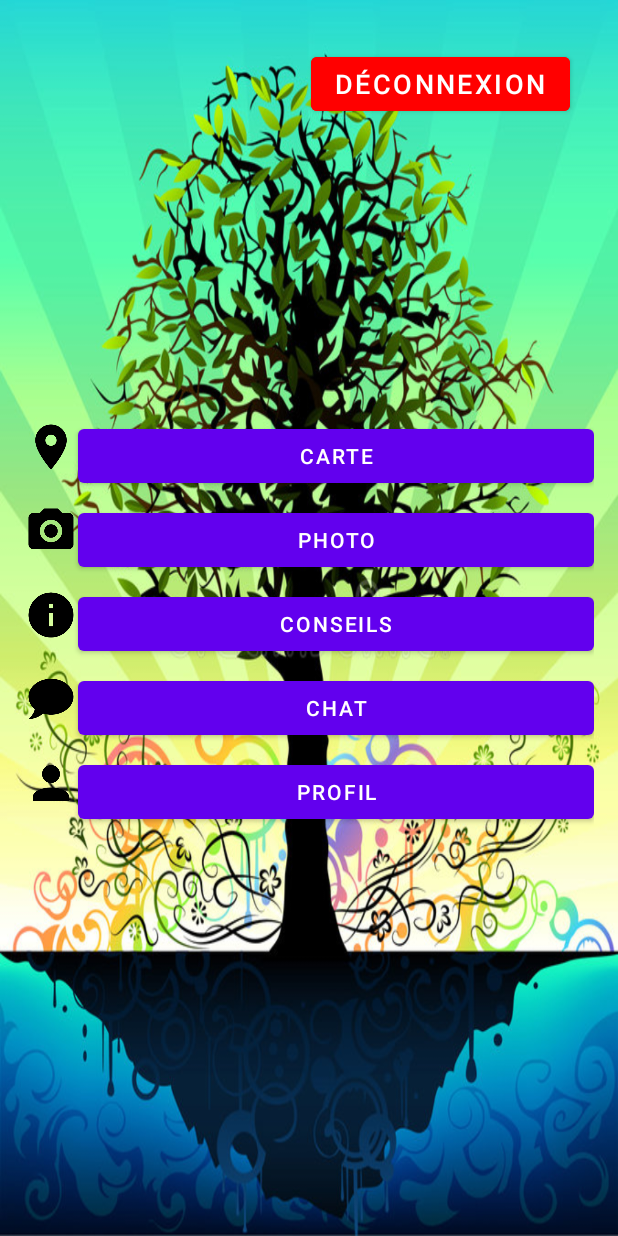
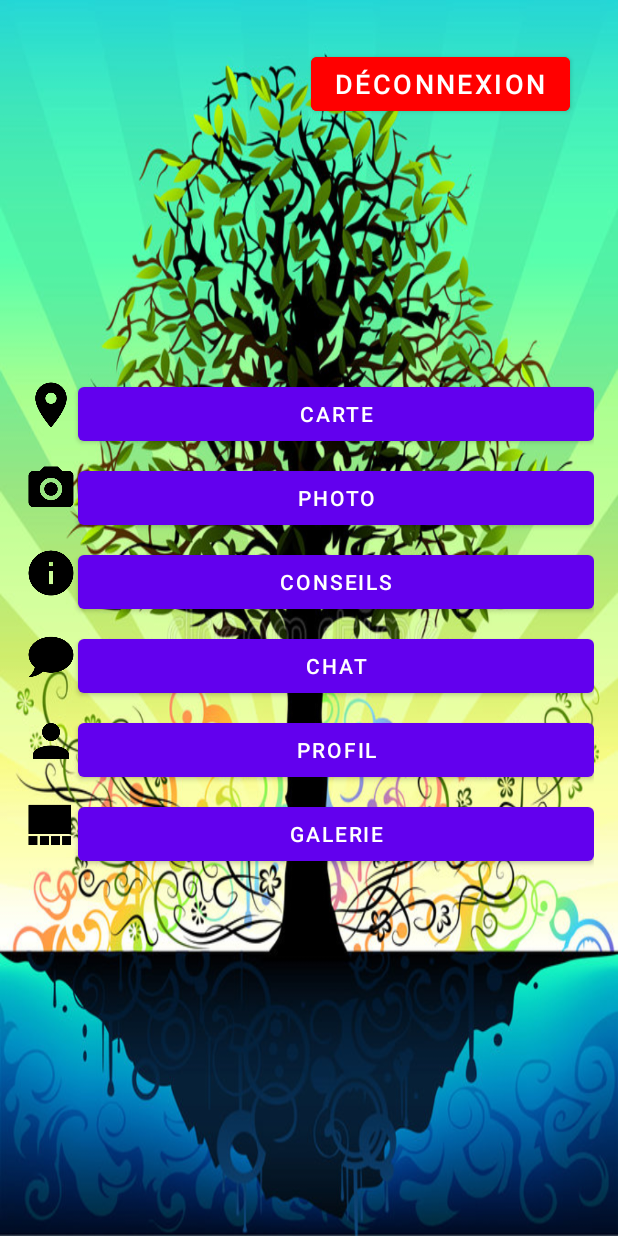
Before and after one commit to MSPR-Dev-Deploiement-IA/mobile, an Android app: the MainActivity screen opened directly, with no data from a screen before it, on a phone screen of 412 x 824 dp. Run offline under Robolectric (Android 15) with nearby library versions, the phone set to English and light mode, and no system bars.

Commit message:
commit before update files

```diff
--- a/app/src/main/java/fr/epsi/arosaje/GalleryActivity.kt
+++ b/app/src/main/java/fr/epsi/arosaje/GalleryActivity.kt
@@ -10,7 +10,6 @@ import android.widget.GridView
 import android.widget.ImageView
 import android.widget.ListAdapter
 import androidx.appcompat.app.AppCompatActivity
-import java.io.FileInputStream
 
 class GalleryActivity : AppCompatActivity() {
 
--- a/app/src/main/java/fr/epsi/arosaje/MainActivity.kt
+++ b/app/src/main/java/fr/epsi/arosaje/MainActivity.kt
@@ -30,6 +30,7 @@ class MainActivity : AppCompatActivity() {
         val conseilsButton: Button = findViewById(R.id.conseils_button)
         val chatButton: Button = findViewById(R.id.chat_button)
         val profilButton: Button = findViewById(R.id.profil_button)
+        val galleryButton: Button = findViewById(R.id.gallery_button)
 
         chatButton.setOnClickListener {
             val intent = Intent(this, ChatActivity::class.java)
@@ -65,7 +66,12 @@ class MainActivity : AppCompatActivity() {
         }
 
         profilButton.setOnClickListener {
-            val intent = Intent(this, ProfileActivity::class.java)
+            val intent = Intent(this, UpdateProfileActivity::class.java)
+            startActivity(intent)
+        }
+
+        galleryButton.setOnClickListener {
+            val intent = Intent(this, GalleryActivity::class.java)
             startActivity(intent)
         }
     }
--- a/app/src/main/res/layout/activity_main.xml
+++ b/app/src/main/res/layout/activity_main.xml
@@ -135,6 +135,28 @@
                 android:layout_alignTop="@id/icon_profile" />
         </RelativeLayout>
 
+        <RelativeLayout
+            android:layout_width="match_parent"
+            android:layout_height="wrap_content"
+            android:layout_marginTop="8dp">
+
+            <ImageView
+                android:id="@+id/icon_gallery"
+                android:layout_width="@dimen/icon_size"
+                android:layout_height="@dimen/icon_size"
+                android:src="@drawable/ic_gallery"
+                android:contentDescription="@string/gallery_icon" />
+
+            <Button
+                android:id="@+id/gallery_button"
+                android:layout_width="match_parent"
+                android:layout_height="wrap_content"
+                android:text="Galerie"
+                android:textSize="14sp"
+                android:layout_toRightOf="@id/icon_gallery"
+                android:layout_alignTop="@id/icon_gallery" />
+        </RelativeLayout>
+
     </LinearLayout>
 
 </RelativeLayout>
--- a/app/src/main/res/values/strings.xml
+++ b/app/src/main/res/values/strings.xml
@@ -5,4 +5,5 @@
     <string name="tips_icon">Icône des conseils</string>
     <string name="chat_icon">Icône du chat</string>
     <string name="profile_icon">Icône du profil</string>
+    <string name="gallery_icon">Icône de la gallerie</string>
 </resources>
```
Also changed, not shown: app/src/main/res/drawable/ic_gallery.png (added).
